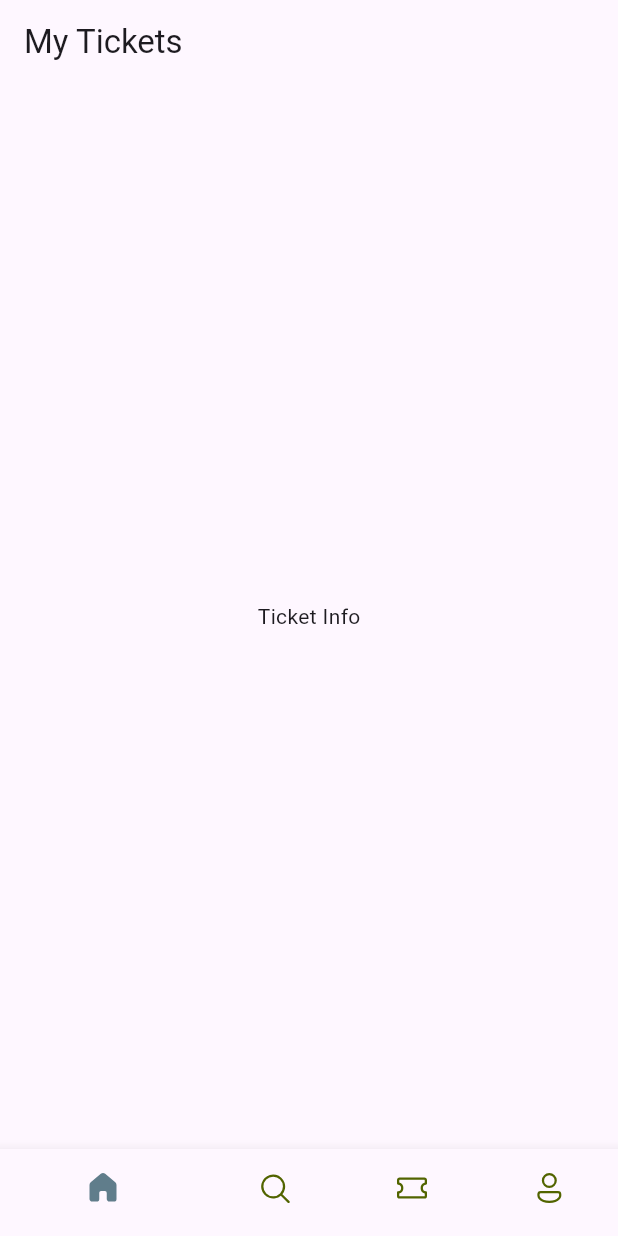
After one commit to safo-124/tickets, a Flutter app: the screen it shows after launch, on a phone screen of 412 x 824 dp. The commit adds this screen. Run offline on Flutter 3.47's test engine with Material 3 defaults, Android fonts, the light colour scheme and no system bars; our stand-ins replace fluentui_icons.

Commit message:
third commit

```diff
--- /dev/null
+++ b/lib/base/bottom_nav_bar.dart
@@ -0,0 +1,53 @@
+import 'package:fluentui_icons/fluentui_icons.dart';
+import 'package:flutter/material.dart';
+
+class BottomNavBar extends StatefulWidget {
+  const BottomNavBar({super.key});
+
+  @override
+  State<BottomNavBar> createState() => _BottomNavBarState();
+}
+
+class _BottomNavBarState extends State<BottomNavBar> {
+  final appScreens = [
+    const Text("Home"),
+    const Text("Search"),
+    const Text("Tickets"),
+    const Text("Profile"),
+  ];
+
+  @override
+  Widget build(BuildContext context) {
+    return Scaffold(
+      appBar: AppBar(
+        title: Text("My Tickets"),
+      ),
+      body: const Center(
+        child: Text("Ticket Info"),
+      ),
+      bottomNavigationBar: BottomNavigationBar(
+        selectedItemColor: Colors.blueGrey,
+        unselectedItemColor: const Color(0xFF526400),
+        showSelectedLabels: false,
+        items: const [
+          BottomNavigationBarItem(
+              icon: Icon(FluentSystemIcons.ic_fluent_home_regular),
+              activeIcon: Icon(FluentSystemIcons.ic_fluent_home_filled),
+              label: "Home"),
+          BottomNavigationBarItem(
+              icon: Icon(FluentSystemIcons.ic_fluent_search_regular),
+              activeIcon: Icon(FluentSystemIcons.ic_fluent_search_filled),
+              label: "Search"),
+          BottomNavigationBarItem(
+              icon: Icon(FluentSystemIcons.ic_fluent_ticket_regular),
+              activeIcon: Icon(FluentSystemIcons.ic_fluent_ticket_filled),
+              label: "Tickets "),
+          BottomNavigationBarItem(
+              icon: Icon(FluentSystemIcons.ic_fluent_person_regular),
+              activeIcon: Icon(FluentSystemIcons.ic_fluent_person_filled),
+              label: "Profile"),
+        ],
+      ),
+    );
+  }
+}
```
Also changed, not shown: lib/main.dart (+2 -34 lines).
